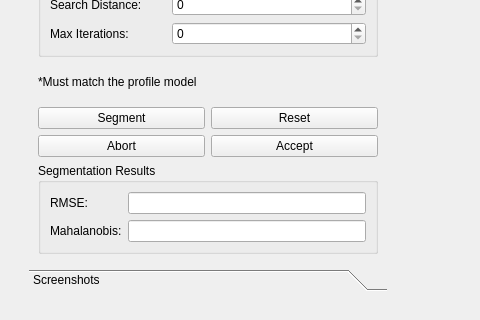
Qt form mapclientplugins/asmsegmentationstep/qt/mayaviasmsegmentationviewerwidget.ui (mapclient-plugins/asmsegmentationstep) before a commit; both pictures show x 0 to 480 and y 402 to 722 of the 1177 by 722 pixel window.
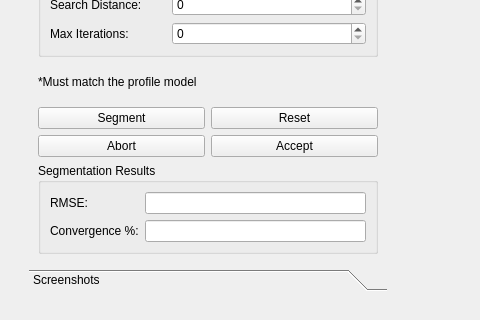
The same form after that commit. Custom widgets are drawn as their Qt base class.

```diff
--- a/mapclientplugins/asmsegmentationstep/qt/mayaviasmsegmentationviewerwidget.ui
+++ b/mapclientplugins/asmsegmentationstep/qt/mayaviasmsegmentationviewerwidget.ui
@@ -107,8 +107,8 @@
             <property name="geometry">
              <rect>
               <x>0</x>
-              <y>0</y>
-              <width>400</width>
+              <y>-32</y>
+              <width>408</width>
               <height>482</height>
              </rect>
             </property>
@@ -284,7 +284,7 @@
                 <item row="1" column="0">
                  <widget class="QLabel" name="meanErrorLabel">
                   <property name="text">
-                   <string>Mahalanobis:</string>
+                   <string>Convergence %:</string>
                   </property>
                  </widget>
                 </item>
```
Left out of the diff: 44 changed lines with no effect on the pictures.
